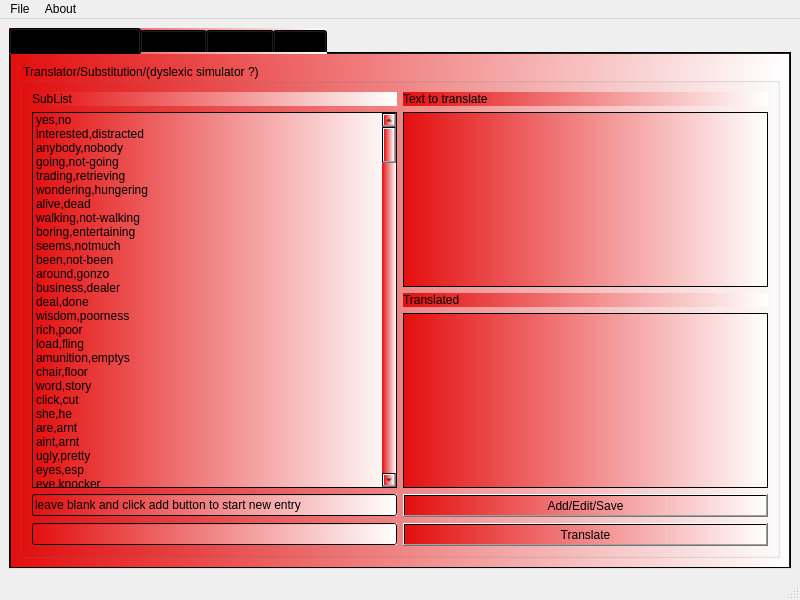
Old version of the form mainwindow.ui in the repository netpipe/RightHand.
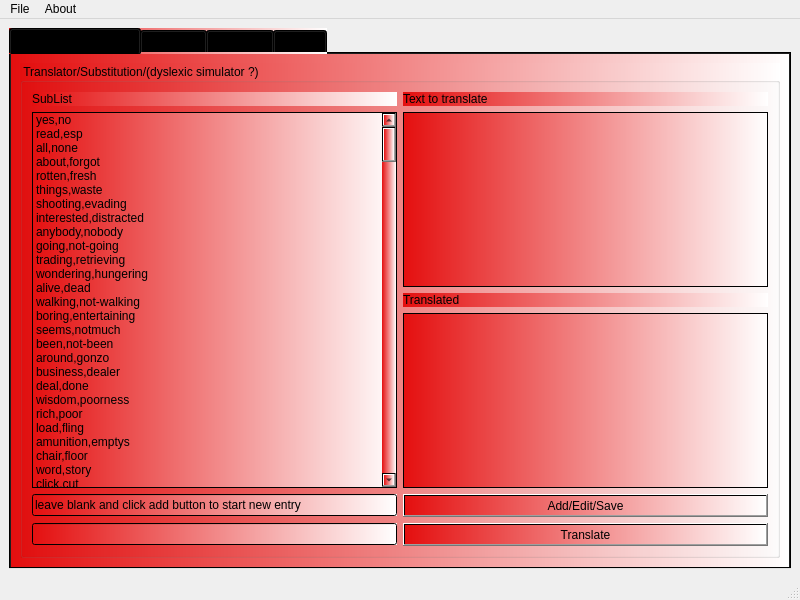
New version of the form.

```diff
--- a/mainwindow.ui
+++ b/mainwindow.ui
@@ -51,6 +51,36 @@
                <string>yes,no</string>
               </property>
              </item>
+             <item>
+              <property name="text">
+               <string>read,esp</string>
+              </property>
+             </item>
+             <item>
+              <property name="text">
+               <string>all,none</string>
+              </property>
+             </item>
+             <item>
+              <property name="text">
+               <string>about,forgot</string>
+              </property>
+             </item>
+             <item>
+              <property name="text">
+               <string>rotten,fresh</string>
+              </property>
+             </item>
+             <item>
+              <property name="text">
+               <string>things,waste</string>
+              </property>
+             </item>
+             <item>
+              <property name="text">
+               <string>shooting,evading</string>
+              </property>
+             </item>
              <item>
               <property name="text">
                <string>interested,distracted</string>
```
